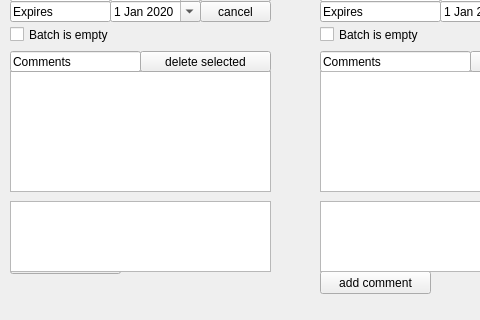
First picture: the form in pages_ui/view_supplies.ui, repository IncandelaLab/SharedUI, before the edit; both pictures show x 0 to 480 and y 429 to 749 of the 1097 by 749 pixel window.
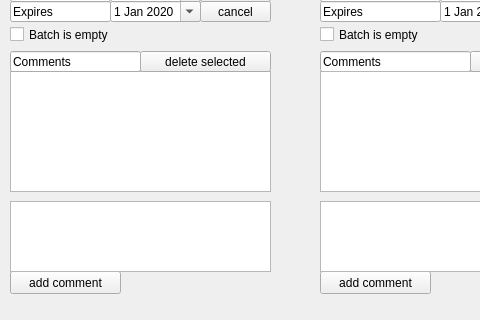
Second picture: the form after the edit.

What changed in the file:
```diff
--- a/pages_ui/view_supplies.ui
+++ b/pages_ui/view_supplies.ui
@@ -300,7 +300,7 @@
    <property name="geometry">
     <rect>
      <x>10</x>
-     <y>680</y>
+     <y>700</y>
      <width>111</width>
      <height>23</height>
     </rect>
```
